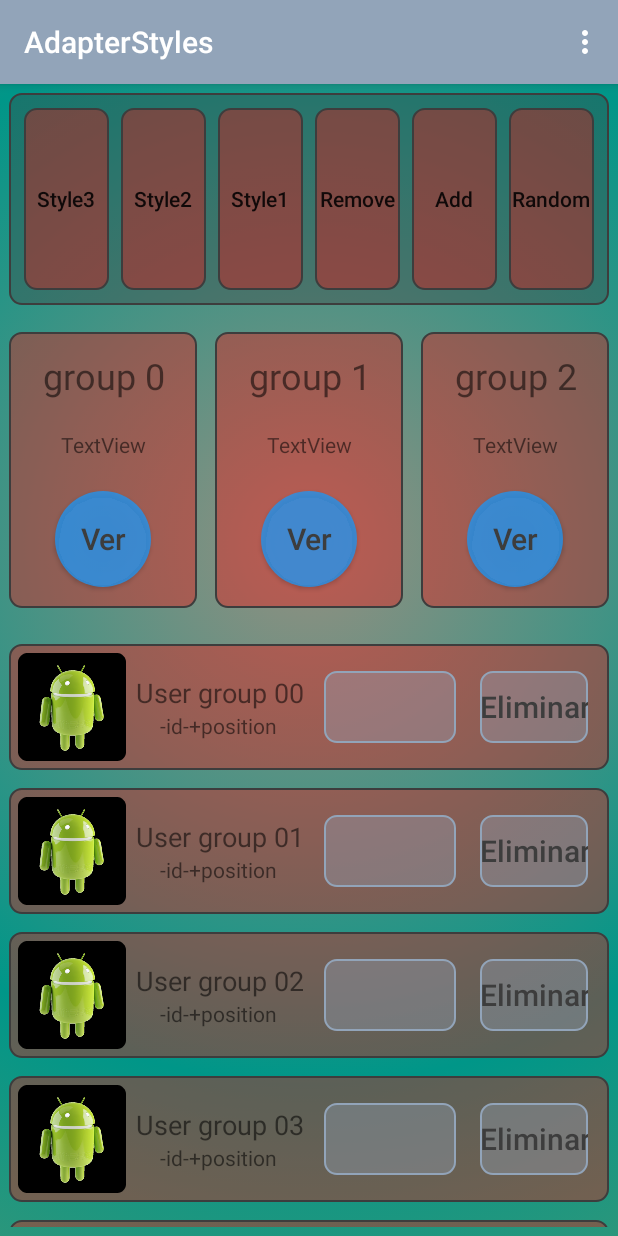
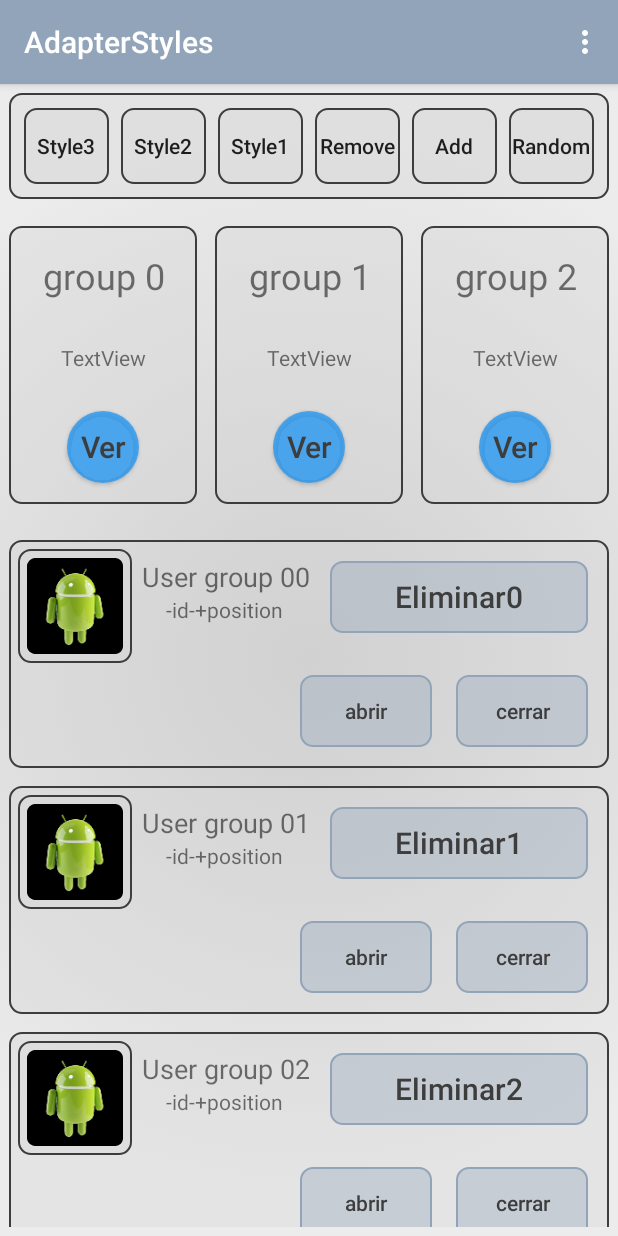
Before and after one commit to JavierEspinMegias/Android-recyclerView-examples, an Android app: the screen it shows after launch (MainActivity), after a tap on "Ver", on a phone screen of 412 x 824 dp. Run offline under Robolectric (Android 15) with nearby library versions, the phone set to English and light mode, and no system bars; 2 other taps on this screen came first.

Commit message:
item adapter animated height resizing

```diff
--- a/app/build.gradle
+++ b/app/build.gradle
@@ -4,7 +4,7 @@ android {
     compileSdkVersion 29
     defaultConfig {
         applicationId "com.android.adapterstyles"
-        minSdkVersion 21
+        minSdkVersion 23
         targetSdkVersion 29
         versionCode 1
         versionName "1.0"
--- a/app/src/main/java/com/android/adapterstyles/GroupAdapter.java
+++ b/app/src/main/java/com/android/adapterstyles/GroupAdapter.java
@@ -29,6 +29,7 @@ public class GroupAdapter extends RecyclerView.Adapter<GroupAdapter.ViewHolder>{
     private Context context;
 
     private final GroupsListener groupsListener;
+
 
     public interface GroupsListener {
         void onClicked(AppGroup group);
--- a/app/src/main/java/com/android/adapterstyles/MainActivity.java
+++ b/app/src/main/java/com/android/adapterstyles/MainActivity.java
@@ -75,7 +75,8 @@ public class MainActivity extends AppCompatActivity {
         recyclerUsers = (RecyclerView) findViewById(R.id.recyclerView2);
         recyclerUsers.setLayoutManager(new StaggeredGridLayoutManager(1,StaggeredGridLayoutManager.VERTICAL));
         // USE OF CENTER USER LAYOUT ZOOM
-        recyclerUsers.setLayoutManager(new CenterUserLayout(getApplicationContext()));
+//        recyclerUsers.setLayoutManager(new CenterUserLayout(getApplicationContext()));
+        recyclerUsers.setLayoutManager(new LinearLayoutManager(getApplicationContext()));
 
 
 
@@ -109,7 +110,7 @@ public class MainActivity extends AppCompatActivity {
                 // Insercion de datos en users y creacionusers = group.getUsers();
                 users = group.getUsers();
                 adapterUsers = new SimpleAdapter(users);
-                adapterUsers.notifyItemRangeChanged(0,users.size());
+//                adapterUsers.notifyItemRangeChanged(0,users.size());
                 recyclerUsers.setAdapter(adapterUsers);
 
                 Toast.makeText(MainActivity.this, "Has seleccionado "+
--- a/app/src/main/res/drawable/gradient_center.xml
+++ b/app/src/main/res/drawable/gradient_center.xml
@@ -5,7 +5,7 @@
         android:type="radial"
         android:angle="360"
         android:gradientRadius="1080"
-        android:centerY="40%"
+        android:centerY="50%"
         android:startColor="@color/colorGradientCenter"
         android:centerColor="@color/colorGradientEnd"
         android:endColor="@color/colorGradientStart"/>
--- a/app/src/main/res/drawable/gradient_end.xml
+++ b/app/src/main/res/drawable/gradient_end.xml
@@ -5,7 +5,7 @@
         android:type="radial"
         android:angle="360"
         android:gradientRadius="1080"
-        android:centerY="35%"
+        android:centerY="55%"
         android:startColor="@color/colorGradientEnd"
         android:centerColor="@color/colorGradientStart"
         android:endColor="@color/colorGradientCenter"/>
--- a/app/src/main/res/drawable/gradient_start.xml
+++ b/app/src/main/res/drawable/gradient_start.xml
@@ -5,7 +5,7 @@
         android:type="radial"
         android:angle="360"
         android:gradientRadius="1080"
-        android:centerY="30%"
+        android:centerY="50%"
         android:startColor="@color/colorGradientStart"
         android:centerColor="@color/colorGradientCenter"
         android:endColor="@color/colorGradientEnd"/>
--- a/app/src/main/res/drawable/round_card.xml
+++ b/app/src/main/res/drawable/round_card.xml
@@ -1,6 +1,6 @@
 <?xml version="1.0" encoding="utf-8"?>
 <shape xmlns:android="http://schemas.android.com/apk/res/android">
-        <solid android:color="#5CFF0000"/>
+        <solid android:color="#5CD5D5D5"/>
         <stroke android:width="1dp" android:color="@color/colorAccent" />
         <corners android:radius="8dp"/>
         <padding android:left="0dp" android:top="0dp" android:right="0dp" android:bottom="0dp"/>
--- a/app/src/main/res/layout/activity_main.xml
+++ b/app/src/main/res/layout/activity_main.xml
@@ -14,7 +14,7 @@
         android:layout_width="wrap_content"
         android:layout_height="wrap_content"
         android:orientation="horizontal"
-        app:layout_constraintGuide_percent="0.2"
+        app:layout_constraintGuide_percent="0.10807113"
         app:layout_constraintTop_toTopOf="parent" />
 
     <LinearLayout
@@ -23,7 +23,6 @@
         android:layout_height="0dp"
         android:layout_margin="6dp"
         android:background="@drawable/round_card"
-        android:backgroundTint="@color/colorAccent"
         android:gravity="center_vertical|center_horizontal"
         android:orientation="horizontal"
         android:padding="6dp"
@@ -118,7 +117,7 @@
         android:layout_width="wrap_content"
         android:layout_height="wrap_content"
         android:orientation="horizontal"
-        app:layout_constraintGuide_percent="0.47058824" />
+        app:layout_constraintGuide_percent="0.38" />
 
     <androidx.recyclerview.widget.RecyclerView
         android:id="@+id/recyclerView2"
--- a/app/src/main/res/layout/adapter_groups.xml
+++ b/app/src/main/res/layout/adapter_groups.xml
@@ -15,7 +15,7 @@
         android:id="@+id/image_view_adapter"
         android:layout_width="match_parent"
         android:layout_height="0dp"
-        android:layout_weight="0.6"
+        android:layout_weight="0.3"
         app:srcCompat="@mipmap/android_photo_round"
         app:layout_constraintStart_toStartOf="parent"
         app:layout_constraintEnd_toEndOf="parent"
@@ -53,8 +53,8 @@
 
         <Button
             android:id="@+id/custom_buttom_1"
-            android:layout_width="64dp"
-            android:layout_height="64dp"
+            android:layout_width="48dp"
+            android:layout_height="48dp"
             android:layout_gravity="center_horizontal|center_vertical"
             android:layout_margin="8dp"
             android:background="@drawable/round_button"
--- a/app/src/main/res/layout/adapter_users.xml
+++ b/app/src/main/res/layout/adapter_users.xml
@@ -7,32 +7,34 @@
     android:layout_margin="6dp"
     android:padding="6dp"
     android:background="@drawable/round_card"
-    android:orientation="horizontal"
+    android:orientation="vertical"
     android:elevation="18dp"
     android:id="@+id/adapter_linear_layout"
     android:animateLayoutChanges="true">
 
     <LinearLayout
         android:layout_width="match_parent"
-        android:layout_height="match_parent"
+        android:layout_height="wrap_content"
         android:orientation="horizontal"
-        android:gravity="center_vertical|center_horizontal">
-
-        <ImageView
-            android:id="@+id/image_view_adapter"
-            android:layout_width="wrap_content"
-            android:layout_height="wrap_content"
-            app:srcCompat="@mipmap/android_photo_round"
-            app:layout_constraintStart_toStartOf="parent"
-            app:layout_constraintEnd_toEndOf="parent"
-            app:layout_constraintTop_toTopOf="parent"/>
+        android:animateLayoutChanges="true">
 
         <LinearLayout
             android:layout_width="wrap_content"
             android:layout_height="wrap_content"
-            android:gravity="center_vertical|center_horizontal"
-            android:orientation="horizontal">
+            android:orientation="horizontal"
+            android:background="@drawable/round_card"
+            android:padding="6dp">
 
+            <ImageView
+                android:layout_gravity="top"
+                android:id="@+id/image_view_adapter"
+                android:layout_width="64dp"
+                android:layout_height="64dp"
+                android:src="@mipmap/android_photo_round"
+                app:layout_constraintStart_toStartOf="parent"
+                app:layout_constraintEnd_toEndOf="parent"
+                app:layout_constraintTop_toTopOf="parent"/>
+        </LinearLayout>
             <LinearLayout
                 android:layout_width="wrap_content"
                 android:layout_height="wrap_content"
@@ -67,35 +69,71 @@
 
             <Button
                 android:id="@+id/custom_buttom_1"
-                android:layout_width="wrap_content"
+                android:layout_width="match_parent"
                 android:layout_height="wrap_content"
-                android:layout_gravity="center_horizontal|center_vertical"
                 android:layout_margin="8dp"
+                android:padding="6dp"
                 android:background="@drawable/round_card"
-                android:elevation="24dp"
                 android:inputType="text"
                 android:textSize="20dp"
-                android:textColor="@color/colorAccent"
-                android:backgroundTint="@color/colorPrimary"
-                app:layout_constraintEnd_toEndOf="parent"
-                app:layout_constraintTop_toTopOf="parent" />
-            <Button
-                android:id="@+id/custom_buttom_2"
-                android:layout_width="wrap_content"
-                android:layout_height="wrap_content"
-                android:layout_gravity="center_horizontal|center_vertical"
-                android:layout_margin="8dp"
-                android:background="@drawable/round_card"
-                android:elevation="24dp"
-                android:inputType="text"
-                android:textSize="20dp"
-                android:text="ABRIR"
+                android:text="eliminar"
                 android:textColor="@color/colorAccent"
                 android:backgroundTint="@color/colorPrimary"
                 app:layout_constraintEnd_toEndOf="parent"
                 app:layout_constraintTop_toTopOf="parent" />
 
         </LinearLayout>
+    <LinearLayout
+        android:layout_width="wrap_content"
+        android:layout_height="wrap_content"
+        android:orientation="horizontal"
+        android:gravity="right"
+        android:layout_gravity="right">
+
+        <Button
+            android:id="@+id/custom_buttom_2"
+            android:layout_width="wrap_content"
+            android:layout_height="wrap_content"
+            android:layout_margin="8dp"
+            android:background="@drawable/round_card"
+            android:inputType="textShortMessage"
+            android:text="abrir"
+            android:textColor="@color/colorAccent"
+            android:backgroundTint="@color/colorPrimary"
+            app:layout_constraintEnd_toEndOf="parent"
+            app:layout_constraintTop_toTopOf="parent" >
+        </Button>
+
+
+        <Button
+            android:id="@+id/custom_buttom_3"
+            android:layout_width="wrap_content"
+            android:layout_height="wrap_content"
+            android:layout_margin="8dp"
+            android:background="@drawable/round_card"
+            android:inputType="textShortMessage"
+            android:text="cerrar"
+            android:textColor="@color/colorAccent"
+            android:backgroundTint="@color/colorPrimary"
+            app:layout_constraintEnd_toEndOf="parent"
+            app:layout_constraintTop_toTopOf="parent" >
+        </Button>
+
+
 
     </LinearLayout>
+
+    <LinearLayout
+        android:layout_width="match_parent"
+        android:layout_height="match_parent"
+        android:orientation="horizontal">
+
+        <TextView
+            android:id="@+id/textLorem"
+            android:layout_width="wrap_content"
+            android:layout_height="wrap_content"
+            android:layout_weight="1"
+            android:text="@string/lorem"
+            android:visibility="gone" />
+    </LinearLayout>
 </LinearLayout>
--- a/app/src/main/res/values/colors.xml
+++ b/app/src/main/res/values/colors.xml
@@ -3,7 +3,7 @@
     <color name="colorPrimary">#92A4B9</color>
     <color name="colorPrimaryDark">#949494</color>
     <color name="colorAccent">#3D3D3D</color>
-    <color name="colorGradientStart">#699769</color>
-    <color name="colorGradientCenter">#978F80</color>
-    <color name="colorGradientEnd">#009688</color>
+    <color name="colorGradientStart">#ECECEC</color>
+    <color name="colorGradientCenter">#CECECE</color>
+    <color name="colorGradientEnd">#ECECEC</color>
 </resources>
--- a/app/src/main/res/values/strings.xml
+++ b/app/src/main/res/values/strings.xml
@@ -1,3 +1,10 @@
 <resources>
     <string name="app_name">AdapterStyles</string>
+
+    <string name="lorem">Lorem ipsum dolor sit amet, consectetur adipiscing elit, sed do eiusmod
+        tempor incididunt ut labore et dolore magna aliqua. Ut enim ad minim veniam, quis nostrud
+        exercitation ullamco laboris nisi ut aliquip ex ea commodo consequat. Duis aute irure dolor
+        in reprehenderit in voluptate velit esse cillum dolore eu fugiat nulla pariatur. Excepteur
+        sint occaecat cupidatat non proident, sunt in culpa qui officia deserunt mollit anim id est
+        laborum.</string>
 </resources>
```
Also changed, not shown: app/src/main/java/com/android/adapterstyles/SimpleAdapter.java (+85 -4 lines), app/src/main/res/anim/open_user.xml (+6 -7 lines).
